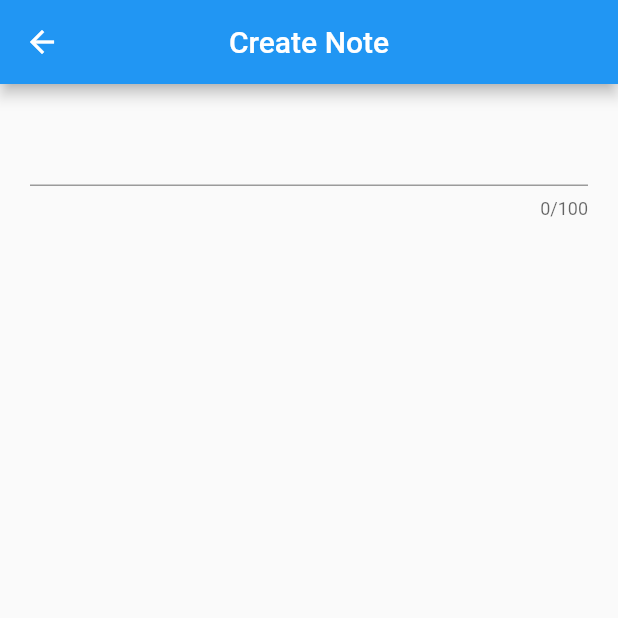
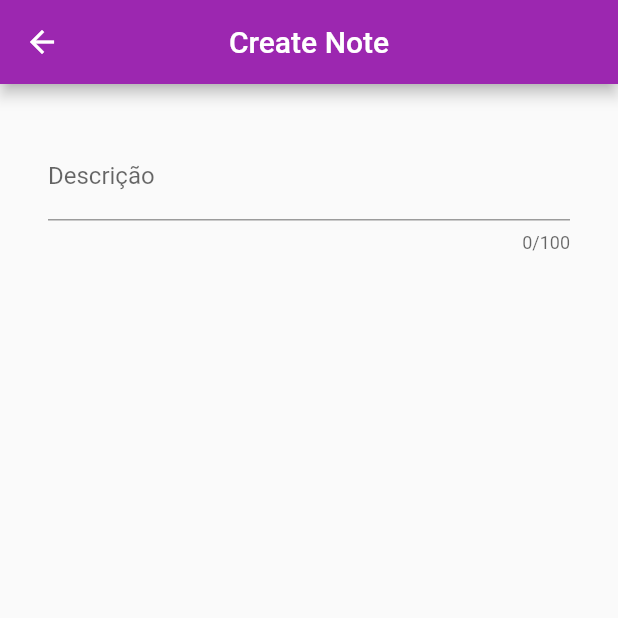
Before and after one commit to brunowbbs/Notes-Flutter, a Flutter app: the screen it shows after launch, after a tap on the "add" icon, on a phone screen of 412 x 824 dp, the top half of it. Run offline on Flutter 3.47's test engine with Material 2 defaults, Android fonts, the phone set to English and light mode, and no system bars.

Commit message:
CONFIGURE THEME

```diff
--- a/lib/app_widget.dart
+++ b/lib/app_widget.dart
@@ -6,6 +6,10 @@ class AppWidget extends StatelessWidget{
   @override
   Widget build(BuildContext context) {
     return MaterialApp(
+      theme: ThemeData(
+        primarySwatch: Colors.purple
+
+      ),
       title: 'Notes',
       //home: HomePage(),
       initialRoute: "/home",
--- a/lib/create_note_page.dart
+++ b/lib/create_note_page.dart
@@ -48,9 +48,12 @@ class _CreateNotePageState extends State<CreateNotePage> {
         //mainAxisAlignment: MainAxisAlignment.spaceEvenly,
         children:  [
            Padding(
-            padding: const EdgeInsets.all(20.0),
+            padding: const EdgeInsets.all(32.0),
             child: TextField(
               //maxLines: 5,
+              decoration: const InputDecoration(
+                labelText: "Descrição"
+              ),
               controller: textController,
               maxLength: 100,
               onChanged: (value){
@@ -63,6 +66,7 @@ class _CreateNotePageState extends State<CreateNotePage> {
               ),*/
             ),
           ),
+
           if(description.isNotEmpty) ElevatedButton(
             onPressed: (){
               Navigator.pop(context, description);
--- a/lib/home_page.dart
+++ b/lib/home_page.dart
@@ -58,7 +58,7 @@ class _HomePageState extends State<HomePage> {
               }
             });
         },
-        backgroundColor: Colors.green,
+        //backgroundColor: Colors.green,
         child: const Icon(Icons.add),
       ),
     );
```
